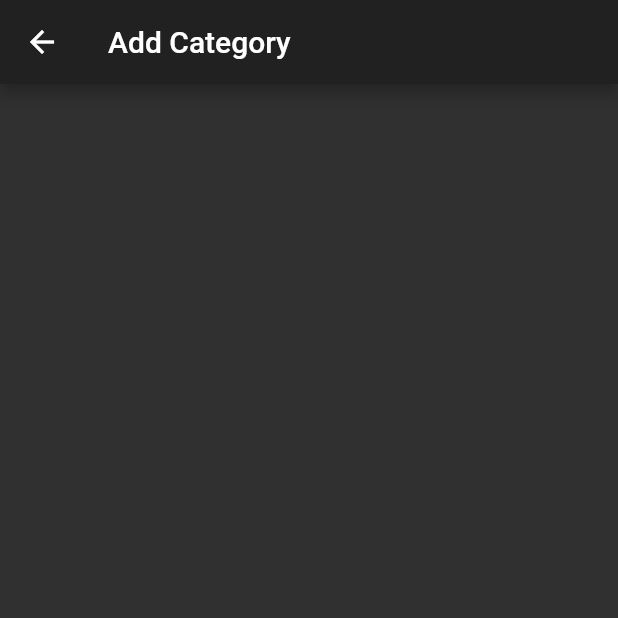
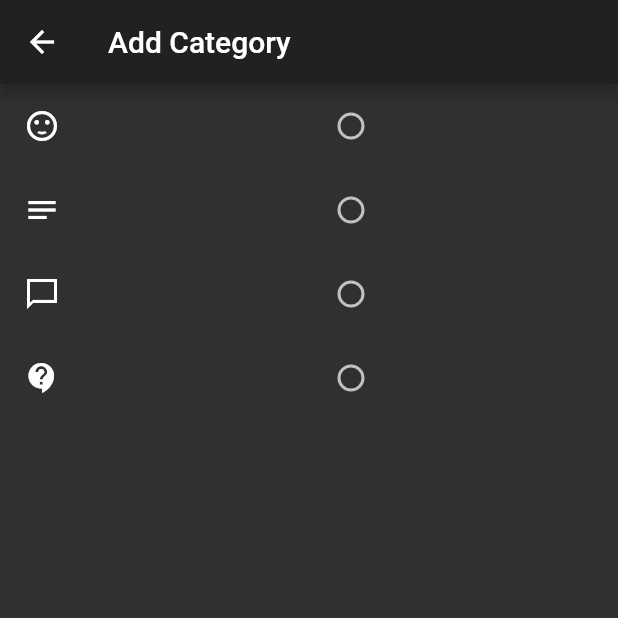
Before and after one commit to Mujib517/expense-tracker, a Flutter app: the AddCategory screen opened directly, on a phone screen of 412 x 824 dp, the top half of it. Run offline on Flutter 3.47's test engine with Material 2 defaults, Android fonts, the phone set to English and light mode, and no system bars; our stand-ins replace flutter_speed_dial, sqflite; accounts and stored records are empty; Roboto replaces fonts that are missing (Oxygen); project files that could hold a hidden picture were left out.

Commit message:
Radiobuttons in add category widget

```diff
--- a/lib/screen/add_category.dart
+++ b/lib/screen/add_category.dart
@@ -11,10 +11,35 @@ class AddCategory extends StatefulWidget {
 
 class AddCategoryState extends State<AddCategory> {
   EntryType type;
+  int selected = 0;
+  final icons = [0xe57a, 0xeb44, 0xe850, 0xe88a];
 
   AddCategoryState(this.type);
 
   Widget build(BuildContext context) {
-    return Scaffold(appBar: AppBar(title: Text("Add Category")));
+    return Scaffold(
+      appBar: AppBar(title: Text("Add Category")),
+      body: _body(),
+    );
+  }
+
+  Widget _body() {
+    return ListView(children: _getIcons());
+  }
+
+  List<Widget> _getIcons() {
+    return icons
+        .map((int icon) => ListTile(
+              leading: Icon(IconData(icon, fontFamily: "MaterialIcons")),
+              title: Radio(
+                  value: icon,
+                  groupValue: selected,
+                  onChanged: (int index) {
+                    setState() {
+                      this.selected = icons[index];
+                    }
+                  }),
+            ))
+        .toList();
   }
 }
```
